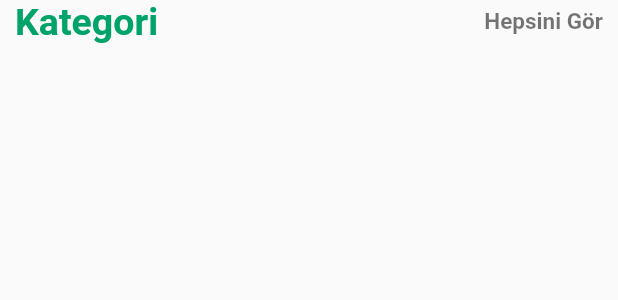
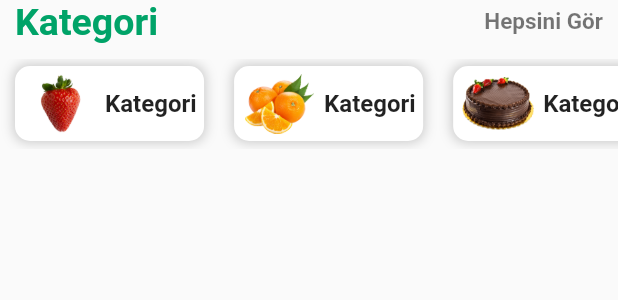
Before and after one commit to hakankrgz/GROCER_APP, a Flutter app: the CategoriesWidget widget shown alone on an empty page, opened directly, on a phone screen of 412 x 824 dp. Shown: the top 300 px of the screen. Run offline on Flutter 3.47's test engine with Material 2 defaults, Android fonts, the phone set to English and light mode, and no system bars.

Commit message:
Kategori widgets add and opular items widget add

```diff
--- a/lib/pages/HomePage.dart
+++ b/lib/pages/HomePage.dart
@@ -1,6 +1,7 @@
 import 'package:flutter/cupertino.dart';
 import 'package:flutter/material.dart';
 import 'package:grocer_app/widgets/CategoriesWidget.dart';
+import 'package:grocer_app/widgets/PopularItemsWidget.dart.dart';
 
 class HomePage extends StatelessWidget {
   @override
@@ -137,6 +138,7 @@ class HomePage extends StatelessWidget {
                   crossAxisAlignment: CrossAxisAlignment.start,
                   children: [
                     CategoriesWidget(),
+                    PopularItemsWidget(),p
                   ],
                 ),
               ),
--- a/lib/widgets/CategoriesWidget.dart
+++ b/lib/widgets/CategoriesWidget.dart
@@ -33,12 +33,46 @@ class CategoriesWidget extends StatelessWidget {
           //satır yatay olarak kaydırılabilir
           scrollDirection: Axis.horizontal,
           child: Row(
+            //mainAxisAlignment: MainAxisAlignment.start,
             children: [
-              //for(int i=1; i<8; i++)
-              Container(
-                margin: EdgeInsets.symmetric(horizontal: 10, vertical: 5),
-                height: 50,
-              ),
+              for (int i = 1; i < 8; i++)
+                Container(
+                  margin: EdgeInsets.symmetric(horizontal: 10, vertical: 5),
+                  height: 50,
+                  decoration: BoxDecoration(
+                    borderRadius: BorderRadius.circular(10),
+                    color: Colors.white,
+                    boxShadow: [
+                      BoxShadow(
+                        color: Colors.grey.withOpacity(0.5),
+                        spreadRadius: 1,
+                        blurRadius: 6,
+                      ),
+                    ],
+                  ),
+                  child: Row(
+                    children: [
+                      Padding(
+                        padding: EdgeInsets.all(5),
+                        child: Image.asset(
+                          "images/$i.png",
+                          height: 50,
+                          width: 50,
+                        ),
+                      ),
+                      Padding(
+                        padding: EdgeInsets.only(right: 5),
+                        child: Text(
+                          "Kategori",
+                          style: TextStyle(
+                            fontSize: 16,
+                            fontWeight: FontWeight.bold,
+                          ),
+                        ),
+                      ),
+                    ],
+                  ),
+                ),
             ],
           ),
         ),
--- /dev/null
+++ b/lib/widgets/PopularItemsWidget.dart
@@ -0,0 +1,8 @@
+import 'package:flutter/material.dart';
+
+class PopularItemsWidget extends StatelessWidget {
+  @override
+  Widget build(BuildContext context) {
+    return Column();
+  }
+}
```
